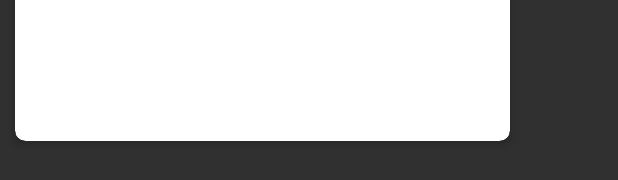
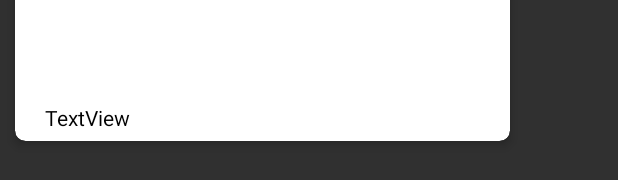
Before and after one commit to kautif/GoldDate, an Android app: the layout swipe_card_view.xml on its own in the app's theme, with its tools: preview values and no code run, on a phone screen of 412 x 824 dp. Shown: the part 594-774 px from the top of the screen. Run offline under Robolectric (Android 15) with nearby library versions, the phone set to English and light mode, and no system bars; Roboto replaces fonts that are not available here.

Commit message:
Added location and desc text to swipe cards

```diff
--- a/app/src/main/java/com/example/golddate/util/SwipeCard.java
+++ b/app/src/main/java/com/example/golddate/util/SwipeCard.java
@@ -29,6 +29,9 @@ public class SwipeCard {
     @View(R.id.locationNameTxt)
     public TextView locationNameTxt;
 
+    @View(R.id.desc_textView)
+    public TextView desc;
+
     public Profile mProfile;
     public Context mContext;
     public SwipePlaceHolderView mSwipeView;
@@ -47,6 +50,8 @@ public class SwipeCard {
         Glide.with(mContext).load(mProfile.getImg_url()).into(swipeImageView);
         nameAgeTxt.setText(mProfile.getName() + ", " + mProfile.getAge());
         locationNameTxt.setText(mProfile.getLocation());
+        desc.setText("Description: " + mProfile.getDesc());
+
     }
 
     @SwipeOut
--- a/app/src/main/res/layout/swipe_card_view.xml
+++ b/app/src/main/res/layout/swipe_card_view.xml
@@ -41,6 +41,14 @@
                 android:textColor="@color/colorPrimaryDark"
                 android:textSize="14dp"
                 android:textStyle="normal"/>
+
+            <TextView
+                android:id="@+id/desc_textView"
+                android:layout_width="wrap_content"
+                android:layout_height="wrap_content"
+                android:text="TextView"
+                android:textColor="@android:color/black"
+                />
         </LinearLayout>
     </androidx.cardview.widget.CardView>
 </FrameLayout>
```
